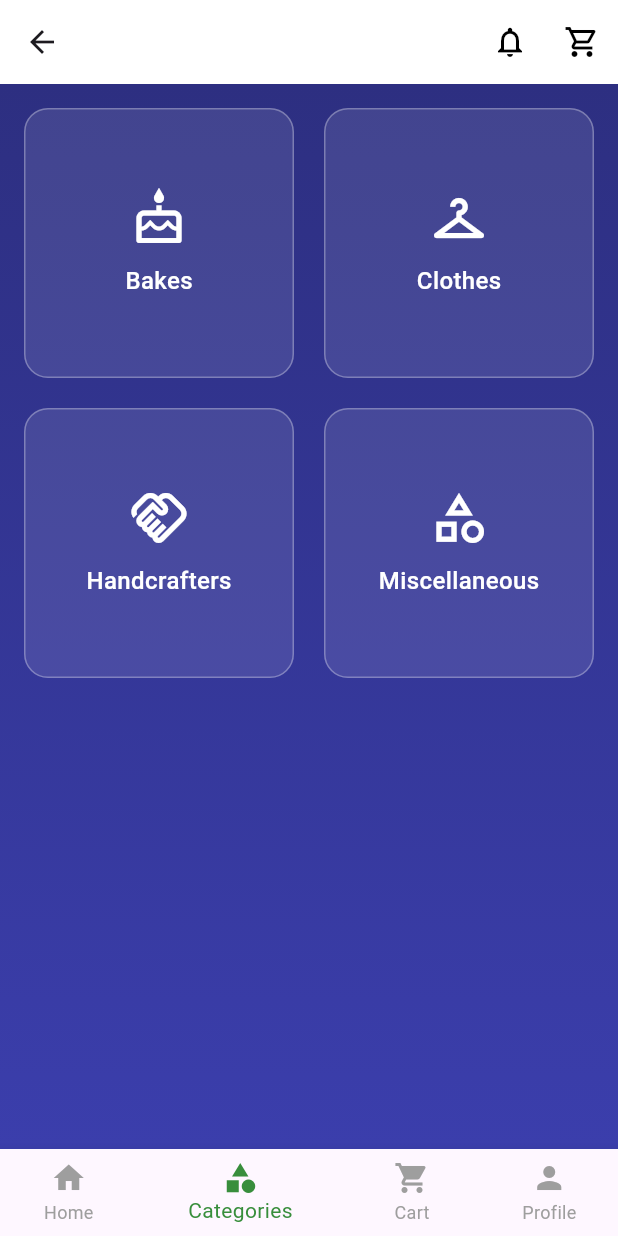
After one commit to Team-Dev-Alliance/aththatu, a Flutter app: the CategoryScreen screen opened by its route, on a phone screen of 412 x 824 dp. The commit adds this screen. Run offline on Flutter 3.47's test engine with Material 3 defaults, Android fonts, the phone set to English and light mode, and no system bars; our stand-ins replace fl_chart.

Commit message:
category page

```diff
--- a/client/aththatu/lib/App/app.dart
+++ b/client/aththatu/lib/App/app.dart
@@ -7,6 +7,7 @@ import '../Authentication/login.dart';
 import '../Authentication/signup.dart';
 import '../Analytics/analytics_page.dart';
 import '../Orders/add_product_page.dart';
+import '../Category/category.dart';
 
 void main() {
   runApp(const MyApp());
@@ -34,6 +35,7 @@ class MyApp extends StatelessWidget {
         '/seller_orders': (context) => const SellerOrdersPage(),
         '/analytics': (context) => const AnalyticsPage(),
         '/add_product': (context) => const AddProductPage(),
+        '/categories': (context) => const CategoryScreen(),
       },
     );
   }
--- a/client/aththatu/lib/Profile/profile_page.dart
+++ b/client/aththatu/lib/Profile/profile_page.dart
@@ -43,6 +43,12 @@ class _ProfilePageState extends State<ProfilePage> with SingleTickerProviderStat
             _currentNavIndex = index;
             if (index == 0) {
               Navigator.pushReplacementNamed(context, '/home');
+            }else if (index == 1) {
+              Navigator.pushReplacementNamed(context, '/categories');
+            } else if (index == 2) {
+              Navigator.pushReplacementNamed(context, '/cart');
+            } else if (index == 3) {
+              // Already on Profile page, do nothing
             }
             // Handle other navigation logic
           });
--- /dev/null
+++ b/client/aththatu/lib/category/category.dart
@@ -0,0 +1,104 @@
+import 'package:flutter/material.dart';
+import '../components/title_bar.dart';
+import '../components/navigation_bar.dart' as nav;
+
+class CategoryScreen extends StatefulWidget {
+  const CategoryScreen({super.key});
+
+  @override
+  State<CategoryScreen> createState() => _CategoryScreenState();
+}
+
+class _CategoryScreenState extends State<CategoryScreen> {
+  int _currentNavIndex = 1; // Assume Categories is at index 1 in nav bar
+
+  final List<String> categories = [
+    'Bakes',
+    'Clothes',
+    'Handcrafters',
+    'Miscellaneous',
+  ];
+
+  final List<IconData> icons = [
+    Icons.cake_outlined,
+    Icons.checkroom,
+    Icons.handshake_outlined,
+    Icons.category_outlined,
+  ];
+
+  void _onNavTapped(int index) {
+    setState(() {
+      _currentNavIndex = index;
+      // Add routing here if needed
+    });
+  }
+
+  @override
+  Widget build(BuildContext context) {
+    return Scaffold(
+      bottomNavigationBar: nav.NavigationBar(
+        currentIndex: _currentNavIndex,
+        onTap: (index) {
+          setState(() {
+            _currentNavIndex = index;
+            if (index == 0) {
+              Navigator.pushReplacementNamed(context, '/home');
+            } else if (index == 2) {
+              Navigator.pushReplacementNamed(context, '/cart');
+            } else if (index == 3) {
+              Navigator.pushReplacementNamed(context, '/profile');
+            }
+
+          });
+        },
+      ),
+      appBar: const TitleBar(), // Your existing title bar
+      body: Container(
+        decoration: const BoxDecoration(
+          gradient: LinearGradient(
+            colors: [Color(0xFF2D2F81), Color(0xFF3B3EAC)],
+            begin: Alignment.topCenter,
+            end: Alignment.bottomCenter,
+          ),
+        ),
+        child: Padding(
+          padding: const EdgeInsets.all(16.0),
+          child: GridView.builder(
+            itemCount: categories.length,
+            gridDelegate: const SliverGridDelegateWithFixedCrossAxisCount(
+              crossAxisCount: 2,
+              mainAxisSpacing: 20,
+              crossAxisSpacing: 20,
+              childAspectRatio: 1,
+            ),
+            itemBuilder: (context, index) {
+              return Container(
+                decoration: BoxDecoration(
+                  color: Colors.white.withOpacity(0.1),
+                  borderRadius: BorderRadius.circular(16),
+                  border: Border.all(color: Colors.white30),
+                ),
+                child: Column(
+                  mainAxisAlignment: MainAxisAlignment.center,
+                  children: [
+                    Icon(icons[index], size: 40, color: Colors.white),
+                    const SizedBox(height: 10),
+                    Text(
+                      categories[index],
+                      style: const TextStyle(
+                        color: Colors.white,
+                        fontSize: 16,
+                        fontWeight: FontWeight.w500,
+                      ),
+                    ),
+                  ],
+                ),
+              );
+            },
+          ),
+        ),
+      ),
+
+    );
+  }
+}
```
